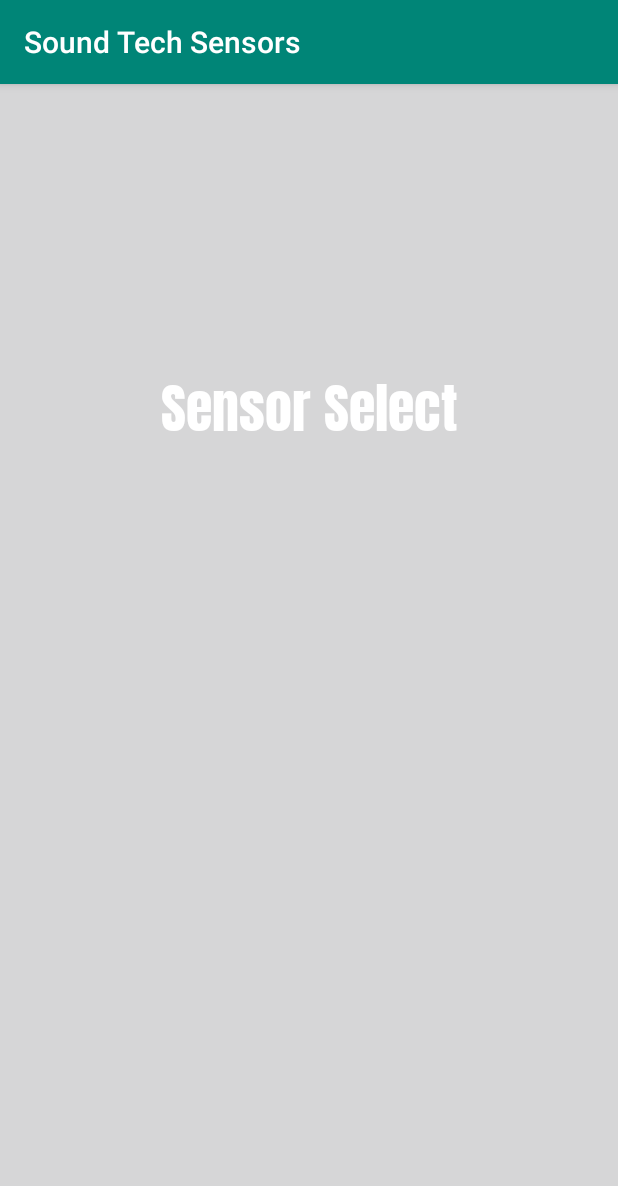
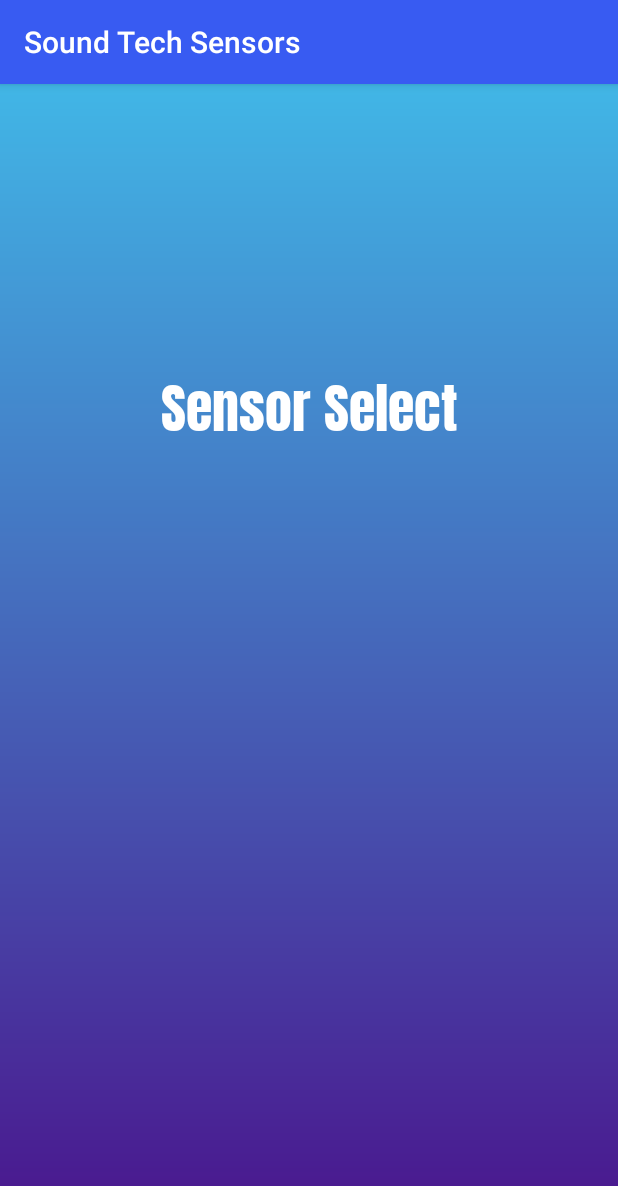
Before and after one commit to Cfoulcard/Android-Sensor-Engine, an Android app: the screen it shows after launch (MainActivity), on a phone screen of 412 x 824 dp. Shown: the top 1186 px of the screen. Run offline under Robolectric (Android 15) with nearby library versions, the phone set to English and light mode, and no system bars.

Commit message:
Color bar updates
Changed the primary and primary dark colors. Matches the UI Design better

```diff
--- a/app/src/main/res/values/colors.xml
+++ b/app/src/main/res/values/colors.xml
@@ -1,13 +1,12 @@
 <?xml version="1.0" encoding="utf-8"?>
 <resources>
-    <color name="colorPrimary">#008577</color>
-    <color name="colorPrimaryDark">#00574B</color>
+    <color name="colorPrimary">#385BF2</color>
+    <color name="colorPrimaryDark">#4A148C</color>
     <color name="colorAccent">#D81B60</color>
 
-    <!-- 1st Gradient color -->
-    <color name="colorPurple_A400">#41B6E6</color>
-    <color name="colorPurple_900">#4A148C</color>
-    <!-- ./ 1st Gradient color -->
+    <!-- Sensor Selection Gradient Color -->
+    <color name="sky_blue">#41B6E6</color>
+    <color name="royal_purple">#4A148C</color>
 
     <!-- Simple colors -->
     <color name="white">#FFFFFF</color>
```
